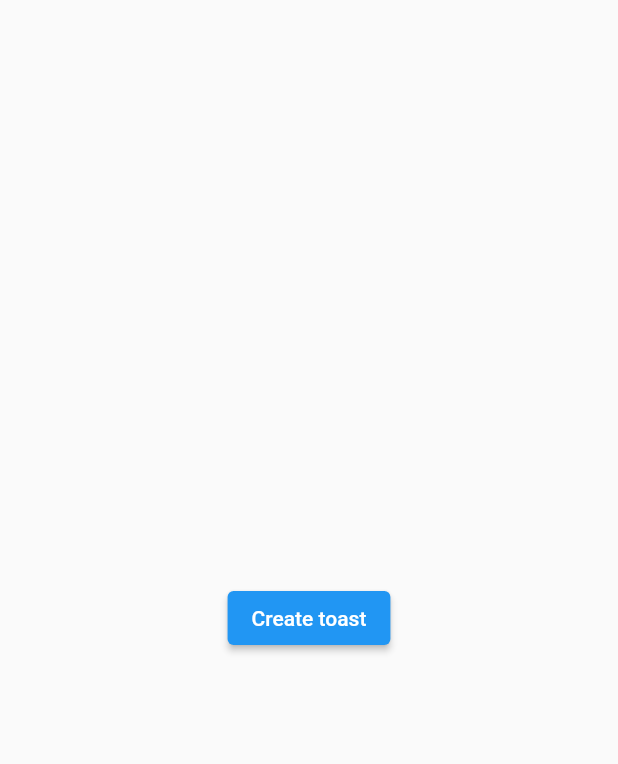
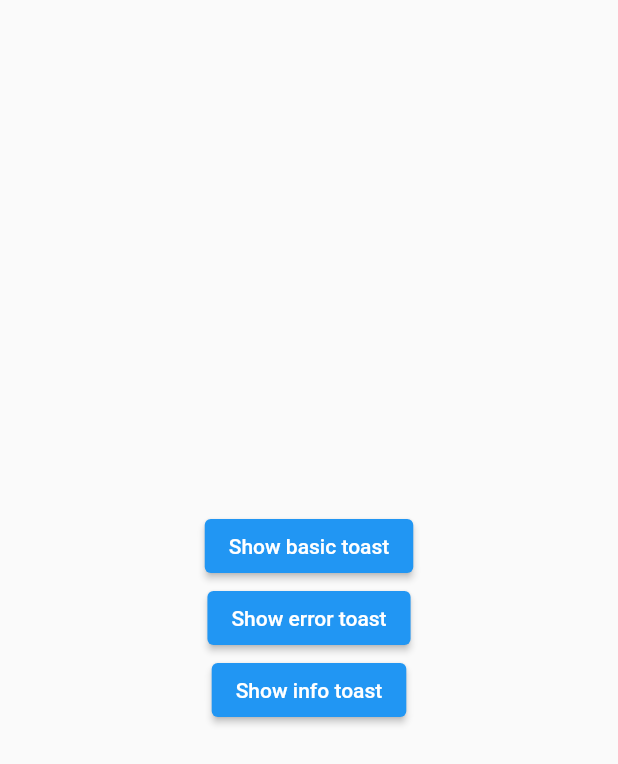
Before and after one commit to lvxduck/toastify, a Flutter app: the screen it shows after launch, on a phone screen of 412 x 824 dp. Shown: the top 764 px of the screen. Run offline on Flutter 3.47's test engine with Material 2 defaults, Android fonts, the phone set to English and light mode, and no system bars.

Commit message:
feat: add toast duration

```diff
--- a/example/lib/main.dart
+++ b/example/lib/main.dart
@@ -34,18 +34,54 @@ class _MyHomePageState extends State<MyHomePage> {
   Widget build(BuildContext context) {
     return Scaffold(
       body: Center(
-        child: ElevatedButton(
+        child: Column(
+          mainAxisAlignment: MainAxisAlignment.center,
+          children: [
+            ElevatedButton(
               onPressed: () {
+                final id = Random().nextInt(100);
                 showToast(
                   context,
                   Toast(
                     title: 'hhee baby',
-                description:
-                    'Hello naoa dax asxas x le vinh nhan duc ${Random().nextInt(100)}',
+                    description: 'This is a basic toast $id',
                   ),
                 );
               },
-          child: const Text('Create toast'),
+              child: const Text('Show basic toast'),
+            ),
+            ElevatedButton(
+              onPressed: () {
+                final id = Random().nextInt(100);
+                showToast(
+                  context,
+                  Toast(
+                    title: 'Error',
+                    description: 'This is a error toast $id',
+                    icon: Icons.error,
+                    color: Colors.red,
+                  ),
+                );
+              },
+              child: const Text('Show error toast'),
+            ),
+            ElevatedButton(
+              onPressed: () {
+                final id = Random().nextInt(100);
+                showToast(
+                  context,
+                  Toast(
+                    title: 'Info',
+                    description: 'This is a info toast $id',
+                    icon: Icons.info,
+                    color: Colors.blue,
+                  ),
+                  duration: const Duration(seconds: 1),
+                );
+              },
+              child: const Text('Show info toast'),
+            ),
+          ],
         ),
       ),
     );
```
Also changed, not shown: lib/src/toastify.dart (+16 -17 lines). Lines whose indentation alone changed are shown as unchanged.
